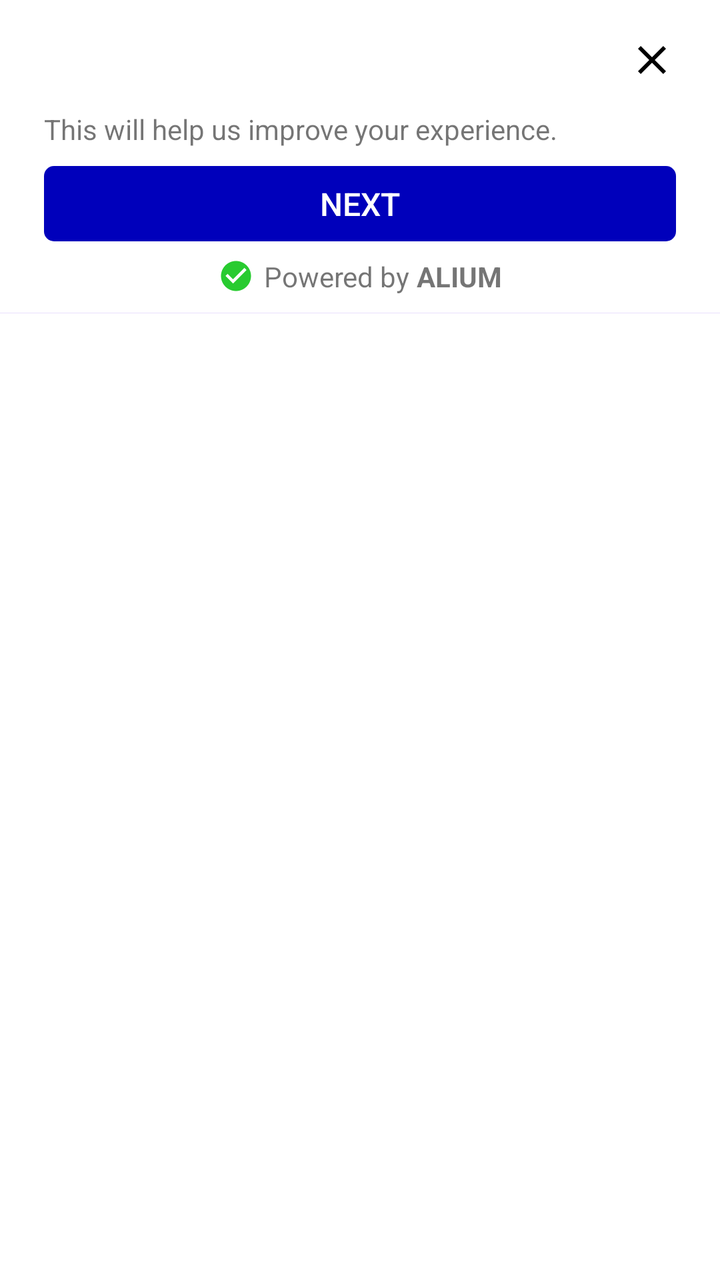
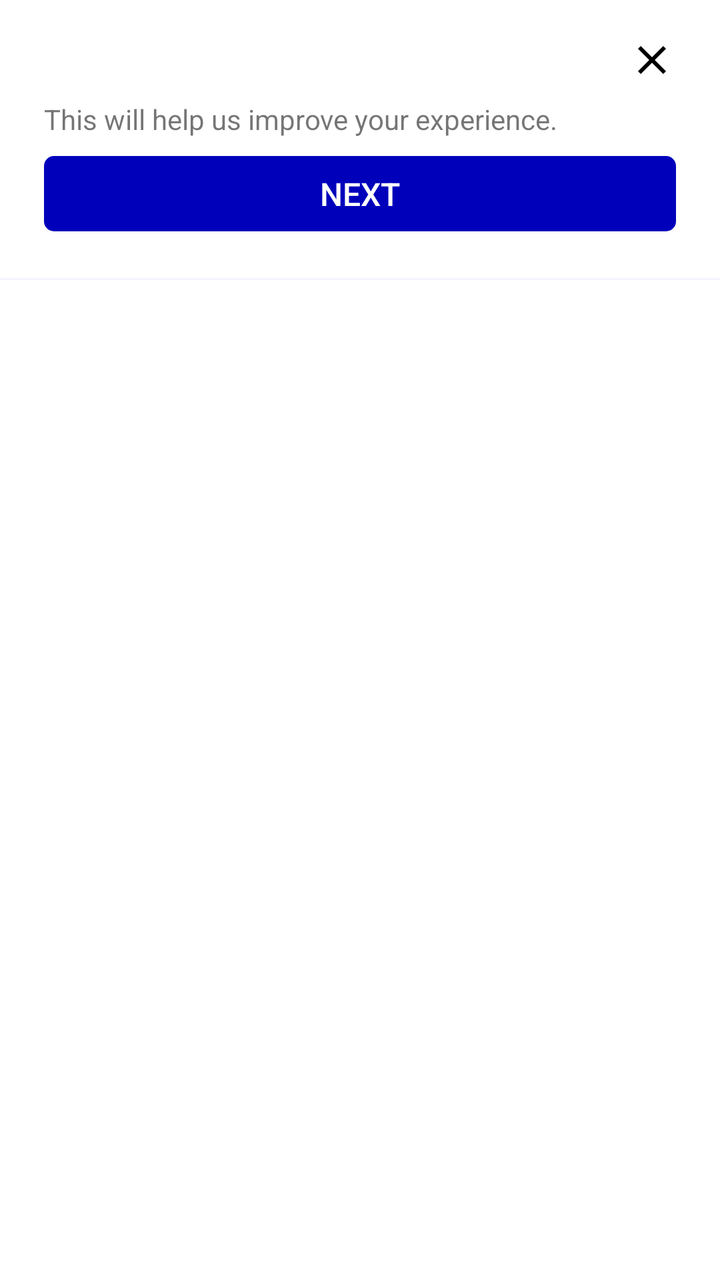

An Android layout rendered at two revisions. The XML below is the earlier revision; the diff shows what the commit changed to produce the second picture.
<!-- AndroidManifest.xml: another module's application theme Theme.AliumAndroidSDK -->
<!-- res/layout/bottom_survey_layout.xml -->
<?xml version="1.0" encoding="utf-8"?>
<LinearLayout
    xmlns:android="http://schemas.android.com/apk/res/android"
    xmlns:app="http://schemas.android.com/apk/res-auto"
    android:layout_width="match_parent"
    android:layout_height="wrap_content"
    android:layout_marginHorizontal="20dp"
    android:layout_marginVertical="8dp"
    android:paddingTop="18dp"
    android:paddingBottom="0dp"
    android:id="@+id/dialog_layout"
    android:background="@drawable/dialog_bg"
    android:clipToPadding="true"
    android:clipChildren="true"
    android:orientation="vertical">
    <RelativeLayout
        android:paddingHorizontal="22dp"
        android:layout_width="match_parent"
        android:layout_height="wrap_content"
        android:orientation="vertical"
        android:layout_marginBottom="0dp"


        >
        <androidx.constraintlayout.widget.ConstraintLayout
            android:id="@+id/question_container"
            android:layout_width="match_parent"
            android:layout_height="wrap_content">

            <androidx.appcompat.widget.AppCompatTextView
                android:id="@+id/survey_question_text"
                android:layout_width="0dp"
                android:layout_height="wrap_content"
                android:paddingRight="2dp"
                android:textColor="@color/black"
                android:textSize="20sp"
                app:layout_constraintEnd_toStartOf="@+id/close_dialog_btn"
                app:layout_constraintStart_toStartOf="parent"
                app:layout_constraintTop_toTopOf="parent" />

            <androidx.appcompat.widget.AppCompatImageView
                android:id="@+id/close_dialog_btn"
                android:layout_width="wrap_content"
                android:layout_height="wrap_content"
                android:src="@drawable/ic_close"
                android:visibility="visible"
                app:layout_constraintEnd_toEndOf="parent"
                app:layout_constraintTop_toTopOf="parent" />
        </androidx.constraintlayout.widget.ConstraintLayout>

        <androidx.appcompat.widget.AppCompatTextView
            android:id="@+id/help_improve_experience_textview"
            android:layout_width="match_parent"
            android:layout_height="wrap_content"
            android:layout_marginTop="10dp"
            android:layout_below="@+id/question_container"
            android:text="This will help us improve your experience." />

        <RelativeLayout
            android:layout_marginVertical="3dp"
            android:id="@+id/dialog_layout_content"
            android:layout_width="match_parent"
            android:layout_height="wrap_content"
            android:layout_below="@+id/help_improve_experience_textview"
            android:orientation="vertical"
            />

        <androidx.appcompat.widget.AppCompatButton
            android:layout_width="match_parent"
            android:layout_height="wrap_content"
            android:layout_below="@+id/dialog_layout_content"
            android:id="@+id/btn_next"
            android:background="@drawable/next_btn_bg"
            android:gravity="center"
            android:foregroundGravity="center_horizontal"
            android:text="Next"
            android:enabled="false"
            android:textSize="16sp"
            android:insetTop="0dp"
            android:insetBottom="0dp"
            android:minHeight="0dp"
            android:minWidth="0dp"
            android:paddingTop="8dp"
            android:paddingBottom="8dp"
            android:paddingHorizontal="10dp"
            android:layout_centerHorizontal="true"
            android:layout_marginVertical="3dp"
            android:textColor="@color/white" />

        <LinearLayout
            android:id="@+id/linearLayout"
            android:layout_width="match_parent"
            android:layout_height="wrap_content"
            android:layout_below="@+id/btn_next"
            android:layout_marginVertical="5dp"
            android:gravity="center">
            <ImageView
                android:layout_width="wrap_content"
                android:layout_height="wrap_content"
                android:background="@drawable/ic_check_circle" />

            <androidx.appcompat.widget.AppCompatTextView
                android:layout_width="wrap_content"
                android:layout_height="wrap_content"
                android:paddingLeft="5dp"
                android:text="Powered by "
                android:textAlignment="center" />

            <androidx.appcompat.widget.AppCompatTextView

                android:layout_width="wrap_content"
                android:layout_height="wrap_content"
                android:text="ALIUM"
                android:textAlignment="center"
                android:textStyle="bold" />
        </LinearLayout>


    </RelativeLayout>












    <com.google.android.material.progressindicator.LinearProgressIndicator
        android:layout_width="match_parent"
        android:layout_height="wrap_content"
        app:trackThickness="4dp"
        android:id="@+id/horizontal_bottom_progressbar"
        app:trackCornerRadius="10dp"
        app:showAnimationBehavior="outward"
        />
</LinearLayout>
<!-- resources referenced by this layout -->
<resources>
  <color name="black">#FF000000</color>
  <color name="white">#FFFFFFFF</color>
  <!-- drawable dialog_bg (drawable) -->
  <?xml version="1.0" encoding="utf-8"?>
  <shape xmlns:android="http://schemas.android.com/apk/res/android" android:shape="rectangle">
  <corners android:radius="10dp"/>
  
      <padding android:left="0dp" android:right="0dp" android:bottom="0dp" android:top="0dp"/>
  
  </shape>
  <!-- drawable ic_check_circle (drawable) -->
  <vector xmlns:android="http://schemas.android.com/apk/res/android" android:height="18dp" android:tint="#28CB30" android:viewportHeight="24" android:viewportWidth="24" android:width="18dp">
        
      <path android:fillColor="@android:color/white" android:pathData="M12,2C6.48,2 2,6.48 2,12s4.48,10 10,10 10,-4.48 10,-10S17.52,2 12,2zM10,17l-5,-5 1.41,-1.41L10,14.17l7.59,-7.59L19,8l-9,9z"/>
      
  </vector>
  <!-- drawable ic_close (drawable) -->
  <vector android:height="24dp" android:tint="#000000"
      android:viewportHeight="24" android:viewportWidth="24"
      android:width="24dp" xmlns:android="http://schemas.android.com/apk/res/android">
      <path android:fillColor="@android:color/white" android:pathData="M19,6.41L17.59,5 12,10.59 6.41,5 5,6.41 10.59,12 5,17.59 6.41,19 12,13.41 17.59,19 19,17.59 13.41,12z"/>
  </vector>
  <!-- drawable next_btn_bg (drawable) -->
  <?xml version="1.0" encoding="utf-8"?>
  <shape xmlns:android="http://schemas.android.com/apk/res/android">
  <corners android:radius="5dp"/>
      <solid android:color="#0000bb"/>
  
  </shape>
  <style name="Theme.AliumAndroidSDK" parent="Theme.MaterialComponents.DayNight.DarkActionBar">
          
          <item name="colorPrimary">@color/purple_500</item>
          <item name="colorPrimaryVariant">@color/purple_700</item>
          <item name="colorOnPrimary">@color/white</item>
          
          <item name="colorSecondary">@color/teal_200</item>
          <item name="colorSecondaryVariant">@color/teal_700</item>
          <item name="colorOnSecondary">@color/black</item>
          
          <item name="android:statusBarColor">?attr/colorPrimaryVariant</item>
          
      </style>
  <color name="purple_500">#FF6200EE</color>
  <color name="purple_700">#FF3700B3</color>
  <color name="teal_200">#FF03DAC5</color>
  <color name="teal_700">#FF018786</color>
</resources>

<!-- the commit's change to res/layout/bottom_survey_layout.xml (unified diff, before → after) -->
@@ -52,7 +52,7 @@
             android:id="@+id/help_improve_experience_textview"
             android:layout_width="match_parent"
             android:layout_height="wrap_content"
-            android:layout_marginTop="10dp"
+            android:layout_marginTop="5dp"
             android:layout_below="@+id/question_container"
             android:text="This will help us improve your experience." />
 
@@ -87,33 +87,33 @@
             android:layout_marginVertical="3dp"
             android:textColor="@color/white" />
 
-        <LinearLayout
-            android:id="@+id/linearLayout"
-            android:layout_width="match_parent"
-            android:layout_height="wrap_content"
-            android:layout_below="@+id/btn_next"
-            android:layout_marginVertical="5dp"
-            android:gravity="center">
-            <ImageView
-                android:layout_width="wrap_content"
-                android:layout_height="wrap_content"
-                android:background="@drawable/ic_check_circle" />
 
-            <androidx.appcompat.widget.AppCompatTextView
-                android:layout_width="wrap_content"
-                android:layout_height="wrap_content"
-                android:paddingLeft="5dp"
-                android:text="Powered by "
-                android:textAlignment="center" />
 
-            <androidx.appcompat.widget.AppCompatTextView
 
-                android:layout_width="wrap_content"
-                android:layout_height="wrap_content"
-                android:text="ALIUM"
-                android:textAlignment="center"
-                android:textStyle="bold" />
-        </LinearLayout>
+
+
+
+
+
+
+
+
+
+
+
+
+
+
+
+
+
+
+
+
+
+
+
+
 
 
     </RelativeLayout>
@@ -132,7 +132,8 @@
     <com.google.android.material.progressindicator.LinearProgressIndicator
         android:layout_width="match_parent"
         android:layout_height="wrap_content"
-        app:trackThickness="4dp"
+        app:trackThickness="6dp"
+        android:layout_marginTop="15dp"
         android:id="@+id/horizontal_bottom_progressbar"
         app:trackCornerRadius="10dp"
         app:showAnimationBehavior="outward"
<!-- resource entries referenced after the edit -->
@@ -10,12 +10,6 @@
       <padding android:left="0dp" android:right="0dp" android:bottom="0dp" android:top="0dp"/>
   
   </shape>
-  <!-- drawable ic_check_circle (drawable) -->
-  <vector xmlns:android="http://schemas.android.com/apk/res/android" android:height="18dp" android:tint="#28CB30" android:viewportHeight="24" android:viewportWidth="24" android:width="18dp">
-        
-      <path android:fillColor="@android:color/white" android:pathData="M12,2C6.48,2 2,6.48 2,12s4.48,10 10,10 10,-4.48 10,-10S17.52,2 12,2zM10,17l-5,-5 1.41,-1.41L10,14.17l7.59,-7.59L19,8l-9,9z"/>
-      
-  </vector>
   <!-- drawable ic_close (drawable) -->
   <vector android:height="24dp" android:tint="#000000"
       android:viewportHeight="24" android:viewportWidth="24"
